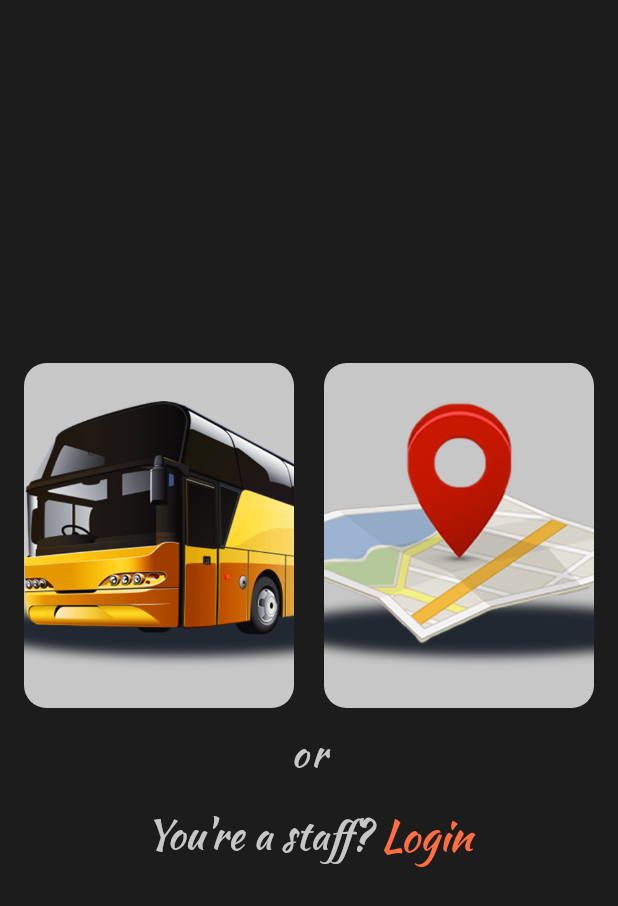
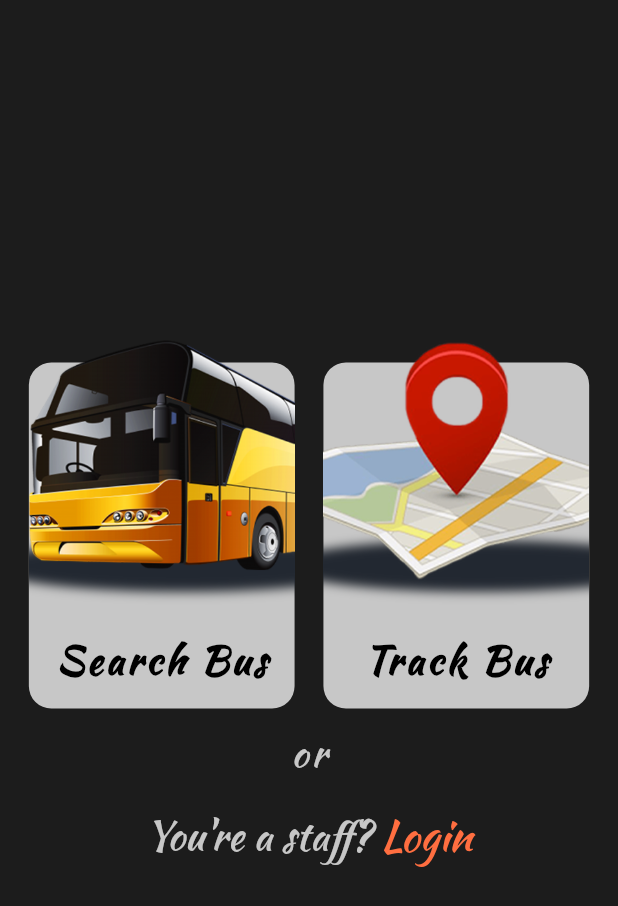
Before and after one commit to heyprincesingh/Shuttle, a Flutter app: the screen it shows after launch, on a phone screen of 412 x 824 dp. Shown: the top 906 px of the screen. Run offline on Flutter 3.47's test engine with Material 2 defaults, Android fonts, the phone set to English and light mode, and no system bars.

Commit message:
First Screen

```diff
--- a/lib/firstscreen.dart
+++ b/lib/firstscreen.dart
@@ -12,30 +12,77 @@ class firstscreen extends StatelessWidget {
       children: [
         Row(
           crossAxisAlignment: CrossAxisAlignment.center,
-          mainAxisAlignment: MainAxisAlignment.center,
+          mainAxisAlignment: MainAxisAlignment.spaceEvenly,
           children: [
             Container(
-              alignment: Alignment.center,
-              clipBehavior: Clip.none,
-              height: 230,
-              width: 180,
+              height: MediaQuery.of(context).size.height * 0.28,
+              width: MediaQuery.of(context).size.width * 0.43,
               decoration: BoxDecoration(
                 borderRadius: BorderRadius.all(Radius.circular(15)),
                 color: Color(0xffc7c7c7),
               ),
-              child: Image.asset("assets/bus.png"),
-            ),
-            SizedBox(
-              width: 20,
+              child: Stack(
+                alignment: Alignment.center,
+                clipBehavior: Clip.none,
+                children: [
+                  Positioned(
+                    top: -50,
+                    child: Image.asset(
+                      "assets/bus.png",
+                      height: MediaQuery.of(context).size.height * 0.3,
+                      width: MediaQuery.of(context).size.width * 0.43,
+                    ),
+                  ),
+                  Positioned(
+                    bottom: 10,
+                    child: Text(
+                      "Search Bus",
+                      style: TextStyle(
+                          color: Colors.black,
+                          height: 2,
+                          fontSize: 26,
+                          letterSpacing: 2,
+                          fontWeight: FontWeight.bold,
+                          fontFamily: "shuttle"),
+                    ),
+                  )
+                ],
+              ),
             ),
             Container(
-              height: 230,
-              width: 180,
+              height: MediaQuery.of(context).size.height * 0.28,
+              width: MediaQuery.of(context).size.width * 0.43,
               decoration: BoxDecoration(
                 borderRadius: BorderRadius.all(Radius.circular(15)),
                 color: Color(0xffc7c7c7),
               ),
-              child: Image.asset("assets/search.png"),
+              child: Stack(
+                alignment: Alignment.center,
+                clipBehavior: Clip.none,
+                children: [
+                  Positioned(
+                    top: -50,
+                    child: Image.asset(
+                      "assets/search.png",
+                      height: MediaQuery.of(context).size.height * 0.3,
+                      width: MediaQuery.of(context).size.width * 0.43,
+                    ),
+                  ),
+                  Positioned(
+                    bottom: 10,
+                    child: Text(
+                      "Track Bus",
+                      style: TextStyle(
+                          color: Colors.black,
+                          height: 2,
+                          fontSize: 26,
+                          letterSpacing: 2,
+                          fontWeight: FontWeight.bold,
+                          fontFamily: "shuttle"),
+                    ),
+                  )
+                ],
+              ),
             ),
           ],
         ),
```
